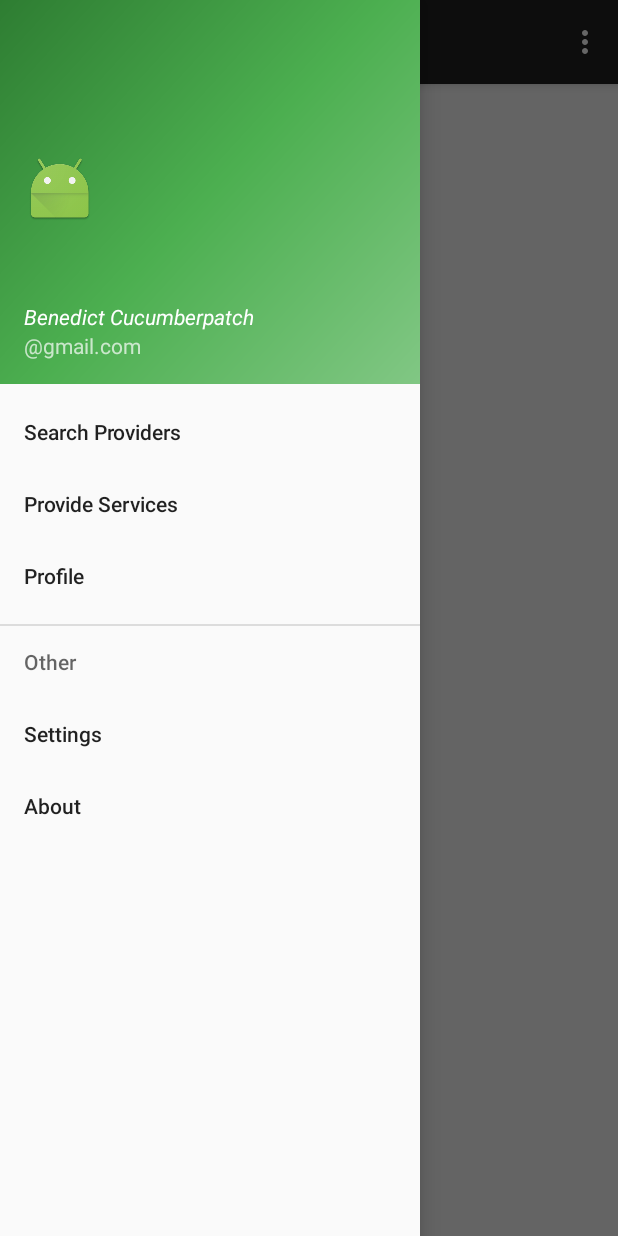
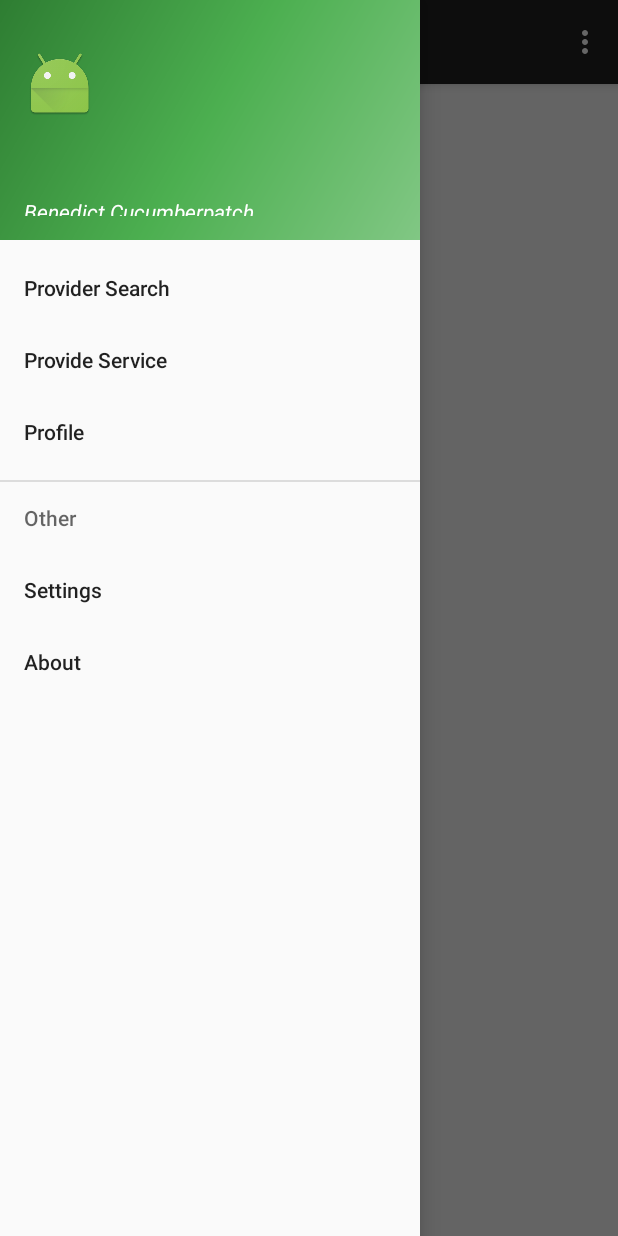
Before and after one commit to qbit-0/Congressional-App-Challenge, an Android app: the ProviderSearchActivity screen opened directly, with no data from a screen before it, with the side drawer open, on a phone screen of 412 x 824 dp. Run offline under Robolectric (Android 15) with nearby library versions, the phone set to English and light mode, and no system bars.

Commit message:
Revert "Fixed styles"
This reverts commit 522968d9896e8f3584181ccdfe5c3779470889ba.

```diff
--- a/ServiceNet/app/src/main/res/menu/activity_provider_search_drawer.xml
+++ b/ServiceNet/app/src/main/res/menu/activity_provider_search_drawer.xml
@@ -4,23 +4,23 @@
     <group android:checkableBehavior="single">
         <item
             android:id="@+id/nav_search"
-            android:title="@string/drawer_label_search_providers"/>
+            android:title="Provider Search"/>
         <item
             android:id="@+id/nav_provide"
-            android:title="@string/drawer_label_provide_services"/>
+            android:title="Provide Service"/>
         <item
             android:id="@+id/nav_profile"
-            android:title="@string/drawer_label_profile"/>
+            android:title="Profile"/>
     </group>
 
     <item android:title="Other">
         <menu>
             <item
                 android:id="@+id/nav_settings"
-                android:title="@string/drawer_label_settings"/>
+                android:title="Settings"/>
             <item
                 android:id="@+id/nav_about"
-                android:title="@string/drawer_label_about"/>
+                android:title="About"/>
         </menu>
     </item>
 
--- a/ServiceNet/app/src/main/res/values/dimens.xml
+++ b/ServiceNet/app/src/main/res/values/dimens.xml
@@ -3,6 +3,6 @@
     <dimen name="activity_horizontal_margin">16dp</dimen>
     <dimen name="activity_vertical_margin">16dp</dimen>
     <dimen name="nav_header_vertical_spacing">16dp</dimen>
-    <dimen name="nav_header_height">256dp</dimen>
+    <dimen name="nav_header_height">160dp</dimen>
     <dimen name="fab_margin">16dp</dimen>
 </resources>
--- a/ServiceNet/app/src/main/res/values/strings.xml
+++ b/ServiceNet/app/src/main/res/values/strings.xml
@@ -10,9 +10,4 @@
     <string name="navigation_drawer_close">Close navigation drawer</string>
     <string name="action_settings">Settings</string>
     <string name="title_activity_provider_search">ProviderSearchActivity</string>
-    <string name="drawer_label_search_providers">Search Providers</string>
-    <string name="drawer_label_provide_services">Provide Services</string>
-    <string name="drawer_label_profile">Profile</string>
-    <string name="drawer_label_settings">Settings</string>
-    <string name="drawer_label_about">About</string>
 </resources>
```
